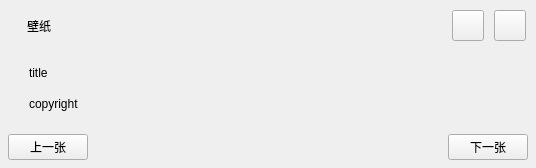
This is assets/window.ui in xroah/bing-wallpaper as Qt 5 draws it before an edit. The edited form follows.
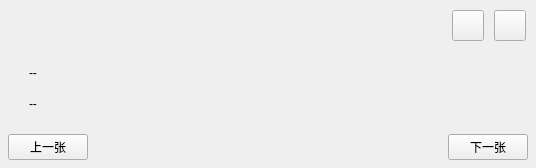
This is the edited form.

```diff
--- a/assets/window.ui
+++ b/assets/window.ui
@@ -58,19 +58,6 @@
          </property>
         </widget>
        </item>
-       <item>
-        <widget class="QLabel" name="windowTitle">
-         <property name="styleSheet">
-          <string notr="true">c</string>
-         </property>
-         <property name="text">
-          <string>壁纸</string>
-         </property>
-         <property name="class" stdset="0">
-          <string>window-title text</string>
-         </property>
-        </widget>
-       </item>
        <item>
         <spacer name="horizontalSpacer">
          <property name="orientation">
@@ -180,7 +167,7 @@
                <item>
                 <widget class="QLabel" name="title">
                  <property name="text">
-                  <string>title</string>
+                  <string>--</string>
                  </property>
                  <property name="class" stdset="0">
                   <string>text</string>
@@ -193,7 +180,7 @@
                   <string notr="true">font-size: 12px;</string>
                  </property>
                  <property name="text">
-                  <string>copyright</string>
+                  <string>--</string>
                  </property>
                  <property name="class" stdset="0">
                   <string>text copyright</string>
```
